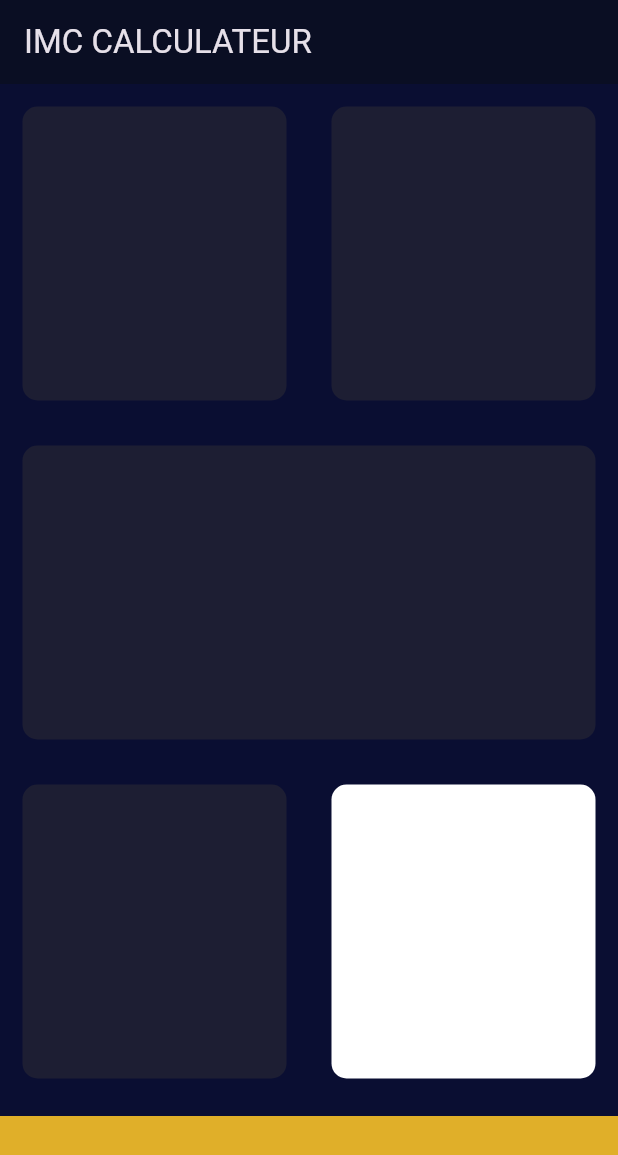
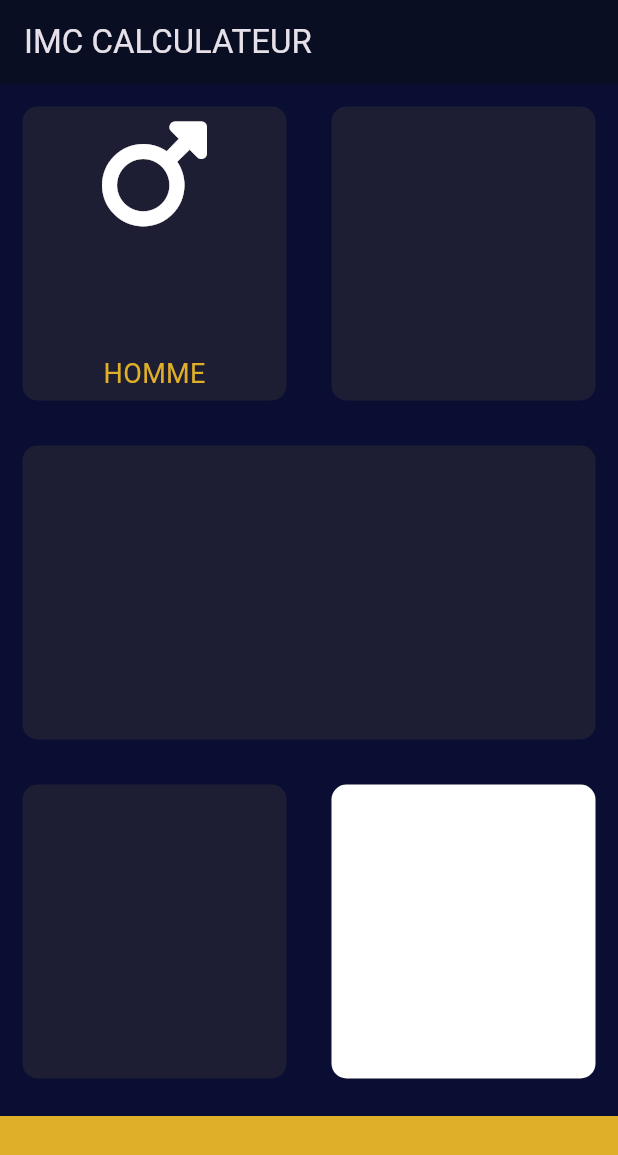
Before and after one commit to Aleks512/IMC-calculator-Flutter, a Flutter app: the screen it shows after launch, on a phone screen of 412 x 824 dp. Shown: the top 1155 px of the screen. Run offline on Flutter 3.47's test engine with Material 3 defaults, Android fonts, the phone set to English and light mode, and no system bars; our stand-ins replace font_awesome_flutter.

Commit message:
Icon et cardChild

```diff
--- a/lib/input_page.dart
+++ b/lib/input_page.dart
@@ -26,7 +26,22 @@ class _InputPageState extends State<InputPage> {
             child: Row(
               children: [
                 Expanded(
-                  child: ReusableCard(),
+                  child: ReusableCard(
+                    cardChild: Column(
+                      mainAxisAlignment: MainAxisAlignment.center,
+                      children: [
+                        Icon(FontAwesomeIcons.mars, size: 80.0),
+                        SizedBox(height: 80.0),
+                        Text(
+                          "HOMME",
+                          style: TextStyle(
+                            fontSize: 18,
+                            color: bottomContainerColor,
+                          ),
+                        ),
+                      ],
+                    ),
+                  ),
                 ),
                 Expanded(child: ReusableCard())
               ],
@@ -66,6 +81,7 @@ class ReusableCard extends StatelessWidget {
   Widget build(BuildContext context) {
     return Container(
       margin: EdgeInsets.all(15.0),
+      child: cardChild, // Ajoutez cette ligne
       decoration: BoxDecoration(
           color: colour, borderRadius: BorderRadius.circular(10.0)),
     );
```
